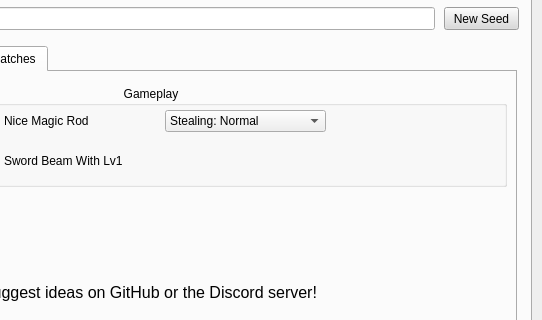
This is RandomizerUI/UI/ui_form.ui in Owen-Splat/LAS-Randomizer as Qt 5 draws it before an edit; both pictures show x 238 to 780 and y 113 to 433 of the 780 by 650 pixel window. The edited form follows.
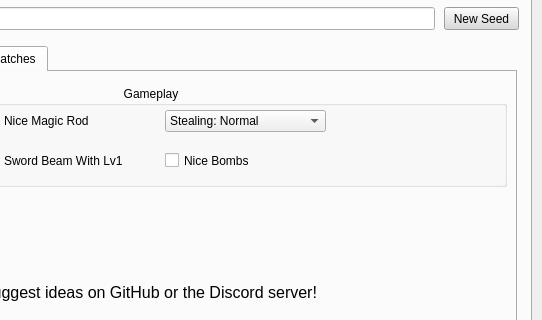
This is the edited form. The open tabs and pages were chosen to show the change.

Commit message: adds nice-bombs setting

```diff
--- a/RandomizerUI/UI/ui_form.ui
+++ b/RandomizerUI/UI/ui_form.ui
@@ -1756,6 +1756,22 @@
           </property>
          </item>
         </widget>
+        <widget class="QCheckBox" name="niceBombsCheck">
+         <property name="geometry">
+          <rect>
+           <x>369</x>
+           <y>64</y>
+           <width>151</width>
+           <height>21</height>
+          </rect>
+         </property>
+         <property name="whatsThis">
+          <string>Allows you to rapidly place down bombs with no cooldown</string>
+         </property>
+         <property name="text">
+          <string>Nice Bombs</string>
+         </property>
+        </widget>
        </widget>
        <widget class="QLabel" name="label_4">
         <property name="geometry">
```
The commit also changes 2 other files.
